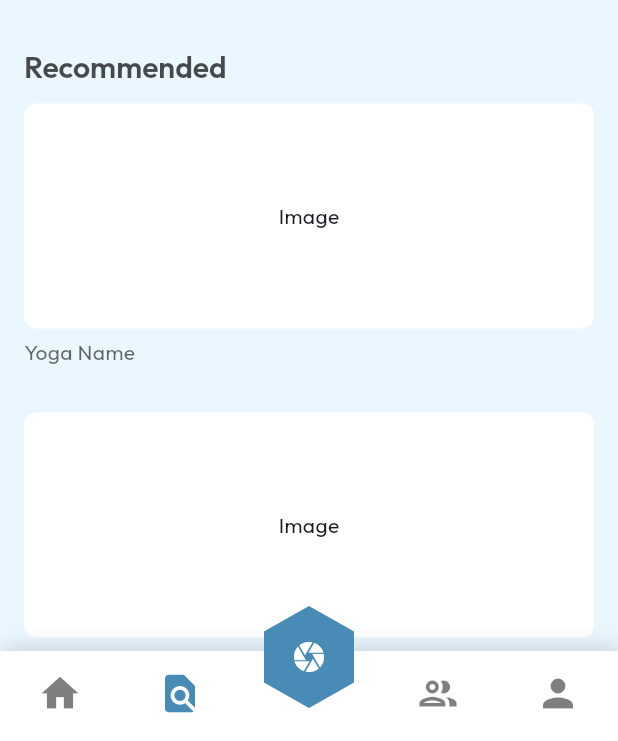
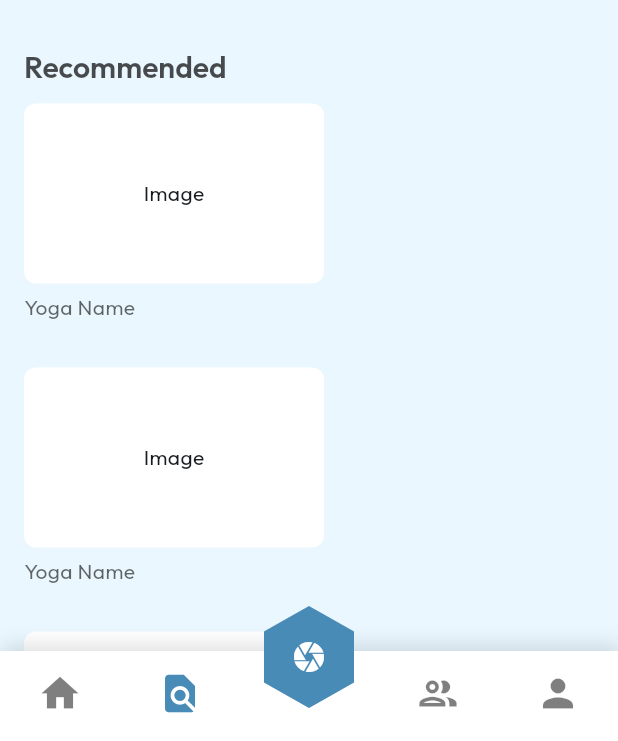
Before and after one commit to Yash-Khattar/YogZen, a Flutter app: the screen it shows after launch, after a tap on the "find in page" icon, on a phone screen of 412 x 824 dp, the part 495-1236 px from its top. Run offline on Flutter 3.47's test engine with Material 2 defaults, Android fonts, the phone set to English and light mode, and no system bars; our stand-ins replace font_awesome_flutter, google_fonts.

Commit message:
yoga_card

```diff
--- a/lib/components/yoga_card.dart
+++ b/lib/components/yoga_card.dart
@@ -2,9 +2,8 @@ import 'package:flutter/material.dart';
 import 'package:yogzen/global/color.dart';
 
 class YogaCard extends StatelessWidget {
-  final double height;
-  final double width;
-  const YogaCard({super.key, this.height = 120.0, this.width = 200.0});
+
+  const YogaCard({super.key});
 
   @override
   Widget build(BuildContext context) {
@@ -14,8 +13,8 @@ class YogaCard extends StatelessWidget {
         crossAxisAlignment: CrossAxisAlignment.start,
         children: [
           Container(
-            height: height,
-            width: width,
+            height: 120,
+            width: 200,
             decoration: BoxDecoration(
               color: Colors.white,
               borderRadius: BorderRadius.circular(8),
--- a/lib/screens/specific_needs/specific_needs.dart
+++ b/lib/screens/specific_needs/specific_needs.dart
@@ -98,8 +98,6 @@ class SpecificNeeds extends StatelessWidget {
                     (index) => Padding(
                       padding: const EdgeInsets.only(bottom: 30),
                       child: YogaCard(
-                        height: 150,
-                        width: (width - 32),
                       ),
                     ),
                   ),
```
